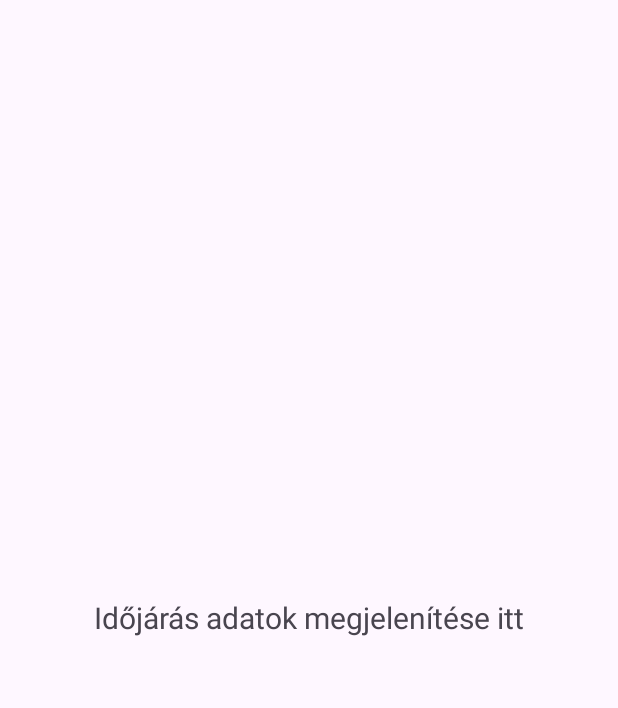
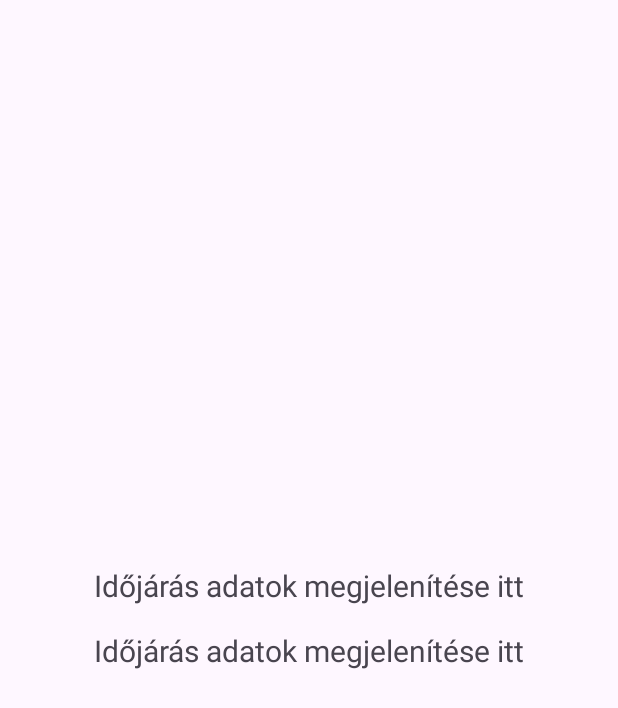
Before and after one commit to petivagyokhali/kotlinbasics, an Android app: the WeatherActivity screen opened directly, with no data from a screen before it, on a phone screen of 412 x 824 dp. Shown: the top 708 px of the screen. Run offline under Robolectric (Android 15) with nearby library versions, the phone set to English and light mode, and no system bars.

```diff
--- a/app/src/main/java/com/example/kotlinbasics/WeatherActivity.kt
+++ b/app/src/main/java/com/example/kotlinbasics/WeatherActivity.kt
@@ -17,6 +17,7 @@ import retrofit2.converter.gson.GsonConverterFactory
 
 class WeatherActivity : AppCompatActivity() {
     private lateinit var textviewTemp: TextView
+    private lateinit var textview_feelsLike: TextView
     private val apiKey = "d62c8316648e688690fbaf18587ce8b0"
     override fun onCreate(savedInstanceState: Bundle?) {
         super.onCreate(savedInstanceState)
@@ -28,7 +29,7 @@ class WeatherActivity : AppCompatActivity() {
 //            insets
 //        }
         textviewTemp=findViewById(R.id.textView_temp)
-
+        textview_feelsLike=findViewById(R.id.textView_feelsLike)
         fetchWeatherData()
 
     }
@@ -53,6 +54,8 @@ class WeatherActivity : AppCompatActivity() {
                     if(weatherResponse!=null){
                         val weatherInfo=weatherResponse.main.temp
                         textviewTemp.text=weatherInfo.toString()
+                        val weatherInfo2=weatherResponse.main.feels_like
+                        textview_feelsLike.text=weatherInfo2.toString()
                     }
                 }
             }
--- a/app/src/main/java/com/example/kotlinbasics/model/WeatherResponse.kt
+++ b/app/src/main/java/com/example/kotlinbasics/model/WeatherResponse.kt
@@ -4,5 +4,6 @@ data class WeatherResponse(
     val main:Main
 )
 data class Main(
-    val temp: Float
+    val temp: Float,
+    val feels_like: Float
 )
--- a/app/src/main/res/layout/activity_weather.xml
+++ b/app/src/main/res/layout/activity_weather.xml
@@ -16,6 +16,14 @@
         android:text="Időjárás adatok megjelenítése itt"
         android:textSize="20sp"
         android:gravity="center"/>
+    <TextView
+        android:id="@+id/textView_feelsLike"
+        android:layout_width="match_parent"
+        android:layout_height="wrap_content"
+        android:text="Időjárás adatok megjelenítése itt"
+        android:textSize="20sp"
+        android:gravity="center"
+        android:layout_marginTop="16dp"/>
 
 
 </LinearLayout>
```
